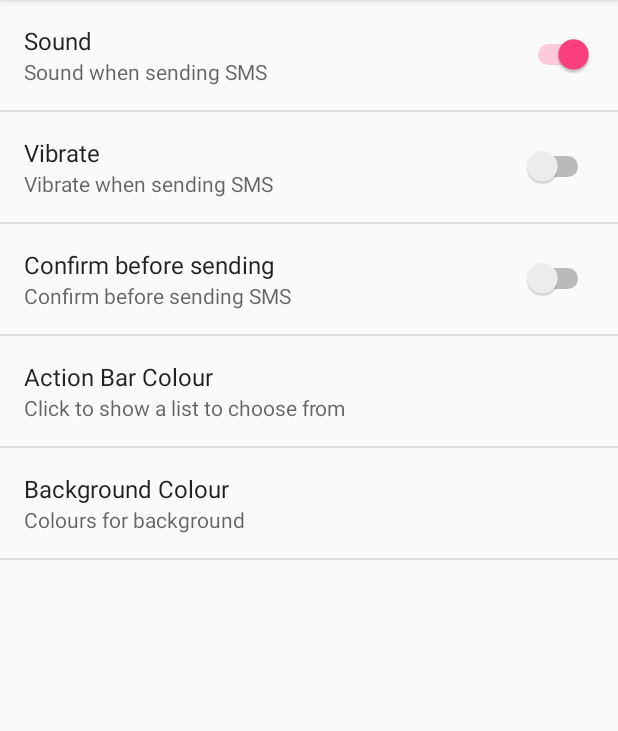
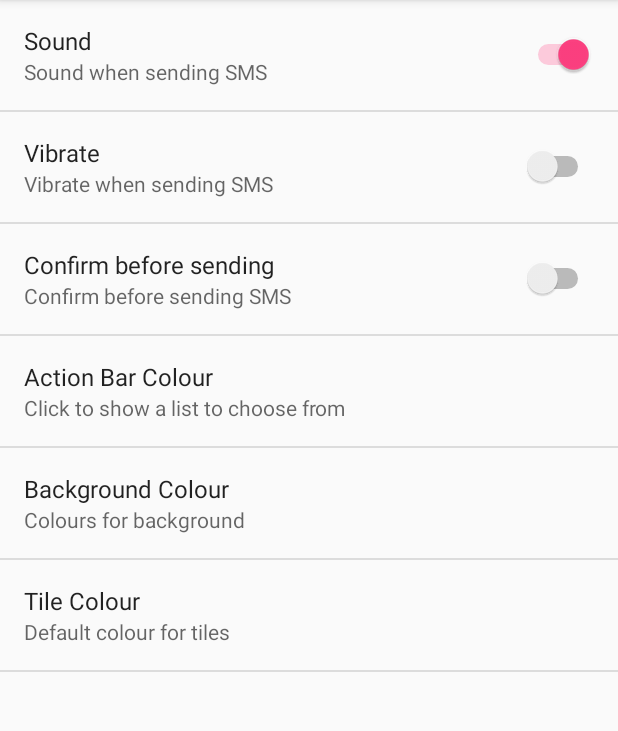
Before and after one commit to mahbubiftekhar/quickSMS, an Android app: the SettingsActivity screen opened directly, with no data from a screen before it, on a phone screen of 412 x 824 dp, the part 84-815 px from its top. Run offline under Robolectric (Android 15) with nearby library versions, the phone set to English and light mode, and no system bars; our stand-ins replace AdMob; 2 statements that could not run were skipped.

Commit message:
Now you can set the tiles colour

```diff
--- a/app/src/main/java/quick/sms/quicksms/BaseActivity.kt
+++ b/app/src/main/java/quick/sms/quicksms/BaseActivity.kt
@@ -39,6 +39,10 @@ open class BaseActivity : AppCompatActivity() {
         return settings.getString("actionbarcolour", "#303F9F")
     }
 
+    open fun gettileColour(): String {
+        return settings.getString("tilecolour", "#303F9F")
+    }
+
     override fun onCreateOptionsMenu(menu: Menu?): Boolean {
         if (excludedActivities.contains(this::class.simpleName)) {
             return true
--- a/app/src/main/java/quick/sms/quicksms/ui/MainActivity.kt
+++ b/app/src/main/java/quick/sms/quicksms/ui/MainActivity.kt
@@ -25,6 +25,7 @@ import quick.sms.quicksms.R
 import quick.sms.quicksms.backend.DatabaseLog
 import quick.sms.quicksms.backend.DatabaseMessages
 
+var tileColour = ""
 class MainActivity : BaseActivity() {
 
     private lateinit var contacts: Map<Int, Contact>
@@ -32,7 +33,7 @@ class MainActivity : BaseActivity() {
 
     override fun onCreate(savedInstanceState: Bundle?) {
         super.onCreate(savedInstanceState)
-        // TODO: There should be a better way to do this
+        tileColour = gettileColour()
         contactsList = intent.extras.get("contacts") as List<Contact>
         contacts = contactsList.asSequence().filter { it.tile != null }.associateBy { it.tile!! }
         verticalLayout() {
@@ -206,7 +207,7 @@ class MainActivity : BaseActivity() {
                     Drawable.createFromStream(inStream, it)
                 }
                 if (image == null) {
-                    backgroundColor = Color.parseColor("#303F9F")
+                    backgroundColor = Color.parseColor(tileColour)
                 } else {
                     background = image
                 }
--- a/app/src/main/res/xml/app_preferences.xml
+++ b/app/src/main/res/xml/app_preferences.xml
@@ -29,5 +29,12 @@
         android:key="backgroundcolour"
         android:summary="Colours for background"
         android:title="Background Colour" />
+    <ListPreference
+        android:dialogTitle="Tile Colour"
+        android:entries="@array/settings_list_preference_titles"
+        android:entryValues="@array/settings_list_preference_values"
+        android:key="tilecolour"
+        android:summary="Default colour for tiles"
+        android:title="Tile Colour" />
 
 </PreferenceScreen>
```
